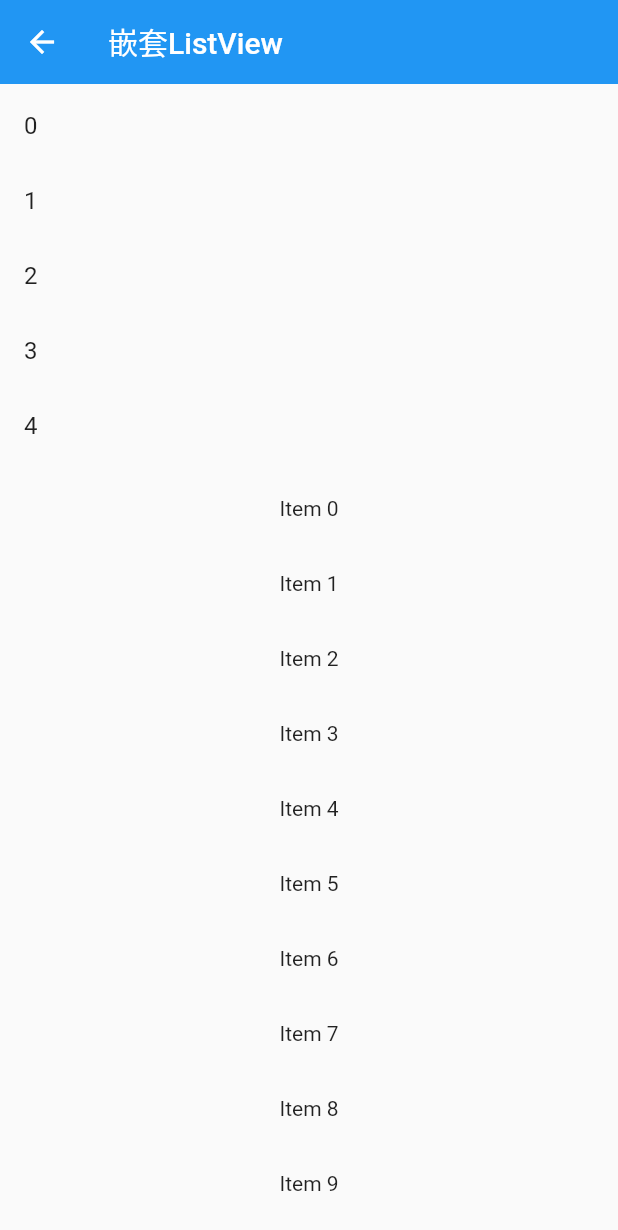
After one commit to mumuWorld/Flutter_Demo, a Flutter app: the NestedScrollExample screen opened directly, on a phone screen of 412 x 824 dp. The commit adds this screen. Shown: the top 1230 px of the screen. Run offline on Flutter 3.47's test engine with Material 2 defaults, Android fonts, the phone set to English and light mode, and no system bars; drawn by our look-alikes of pull_to_refresh.

Commit message:
add: 滚动嵌套

```diff
--- /dev/null
+++ b/mm_flutter_example/lib/NestScrollExample.dart
@@ -0,0 +1,110 @@
+import 'package:flutter/material.dart';
+import 'package:pull_to_refresh/pull_to_refresh.dart';
+
+class NestedScrollExample extends StatefulWidget {
+  const NestedScrollExample({Key? key}) : super(key: key);
+
+  @override
+  State<NestedScrollExample> createState() => _NestedScrollExampleState();
+}
+
+class _NestedScrollExampleState extends State<NestedScrollExample> {
+  late RefreshController _refreshController;
+
+  @override
+  void initState() {
+    _refreshController = RefreshController();
+    // _listController = ScrollController();
+    super.initState();
+  }
+
+  @override
+  void dispose() {
+    _refreshController.dispose();
+    super.dispose();
+  }
+
+  @override
+  Widget build(BuildContext context) {
+    return Scaffold(
+      body: NestedScrollView(
+        body: SmartRefresher(
+          controller: _refreshController,
+          enablePullUp: true,
+          enablePullDown: true,
+          onRefresh: () {
+            dropdownRefreshData();
+          },
+          header: ClassicHeader(
+            idleText: "下拉同步句子收藏",
+            releaseText: "松开同步句子收藏",
+            refreshingText: "句子收藏同步中",
+            completeText: "已同步为最新",
+            failedText: "同步失败，请重试",
+            idleIcon: FlutterLogo(),
+            releaseIcon: FlutterLogo(),
+            refreshingIcon: FlutterLogo(),
+            failedIcon: FlutterLogo(),
+            completeIcon: FlutterLogo(),
+          ),
+          child: ListView.builder(
+            padding: const EdgeInsets.all(8),
+            // physics: const ClampingScrollPhysics(), //重要
+            itemCount: 30,
+            itemBuilder: (BuildContext context, int index) {
+              return SizedBox(
+                height: 50,
+                child: Center(child: Text('Item $index')),
+              );
+            },
+          ),
+        ),
+        headerSliverBuilder: (BuildContext context, bool innerBoxIsScrolled) {
+          // 返回一个 Sliver 数组给外部可滚动组件。
+          return <Widget>[
+            SliverAppBar(
+              title: const Text('嵌套ListView'),
+              pinned: true, // 固定在顶部
+              forceElevated: innerBoxIsScrolled,
+            ),
+            buildSliverList(5), //构建一个 sliverList
+          ];
+        },
+      ),
+    );
+  }
+
+  // 构建固定高度的SliverList，count为列表项属相
+  Widget buildSliverList([int count = 5]) {
+    return SliverFixedExtentList(
+      itemExtent: 50,
+      delegate: SliverChildBuilderDelegate(
+            (context, index) {
+          return ListTile(title: Text('$index'));
+        },
+        childCount: count,
+      ),
+    );
+  }
+
+  void dropdownRefreshData() {
+    // try {
+    // isRefreshing = true;
+    // if (curPage <= 0) {
+      //     YDWBSentencePlayerManager.sharedInstance.stop();
+      //     await refreshData();
+    // } else {
+      //     await fetchData(pageNum: pageNum);
+    // }
+    Future.delayed(Duration(seconds: 2), () {
+      _refreshController.refreshCompleted();
+    });
+    // } catch (e) {
+    //   pullDownRefreshController.refreshFailed();
+    //   YDToast.newShow("无网络，请联网后查看相关内容");
+    // } finally {
+    //   isRefreshing = false;
+    // }
+
+  }
+}
--- a/mm_flutter_example/lib/main.dart
+++ b/mm_flutter_example/lib/main.dart
@@ -6,6 +6,7 @@ import 'package:mm_flutter_example/FBExample.dart';
 import 'package:mm_flutter_example/FutureTest.dart';
 import 'package:mm_flutter_example/ListExample.dart';
 import 'package:mm_flutter_example/ListGame.dart';
+import 'package:mm_flutter_example/NestScrollExample.dart';
 import 'package:mm_flutter_example/SliverExample.dart';
 import 'package:mm_flutter_example/StreamExample.dart';
 
@@ -148,7 +149,8 @@ class _MyHomePageState extends State<MyHomePage>
             ),
             createRouter('FutureBuilder Example', () => const FBExample()),
             createRouter('Stream', () => const StreamExample()),
-            createRouter('Sliver Example', () => const SliverExample())
+            createRouter('Sliver Example', () => const SliverExample()),
+            createRouter('嵌套滚动 example', () => const NestedScrollExample())
           ],
         ),
       ),
--- a/mm_flutter_example/pubspec.yaml
+++ b/mm_flutter_example/pubspec.yaml
@@ -31,7 +31,7 @@ environment:
 dependencies:
   flutter:
     sdk: flutter
-
+  pull_to_refresh: ^2.0.0
 
   # The following adds the Cupertino Icons font to your application.
   # Use with the CupertinoIcons class for iOS style icons.
```
Also changed, not shown: mm_flutter_example/lib/SliverExample.dart (+142 -11 lines), mm_flutter_example/pubspec.lock.
